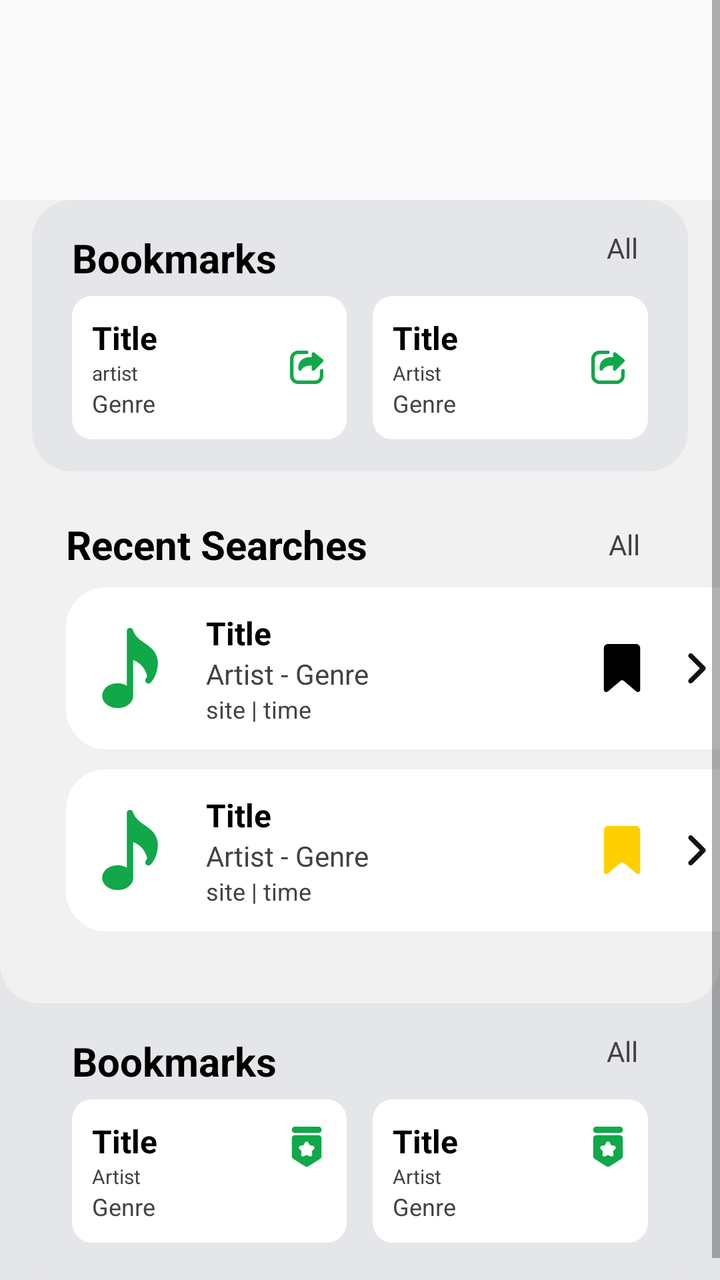
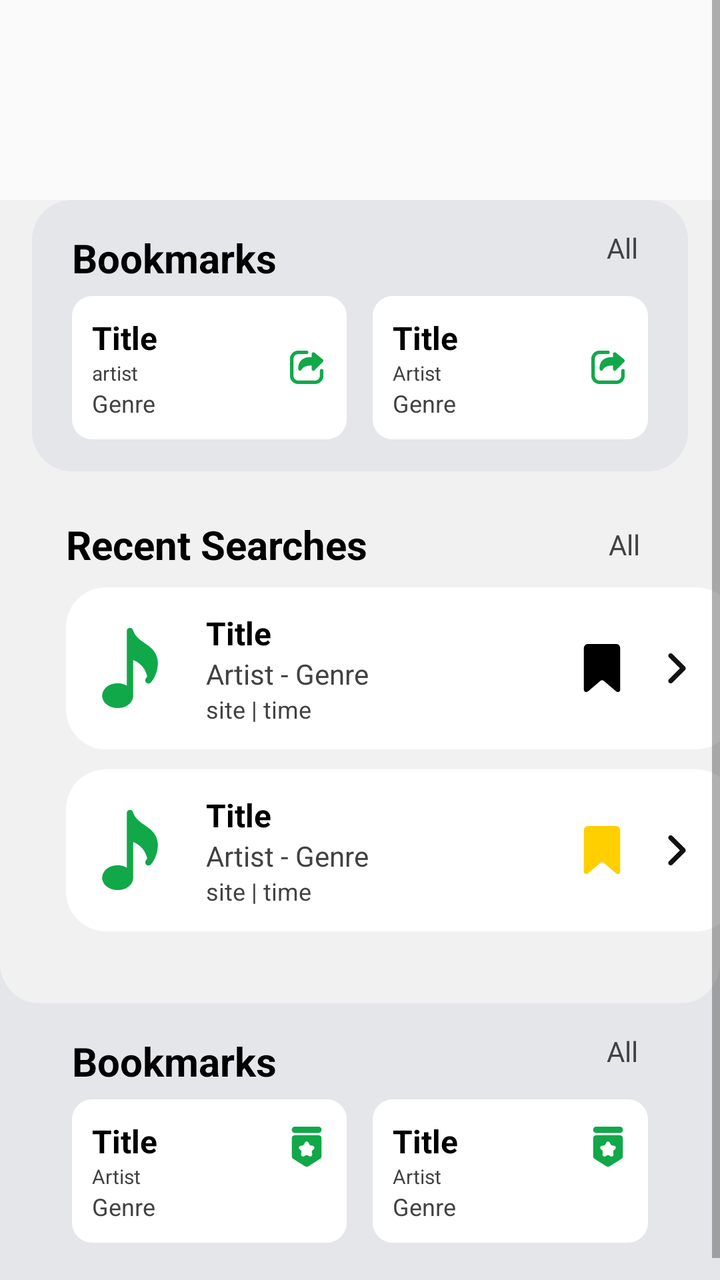

Compare the two renders of this Android layout. The source of the first and the diff that turns it into the second are given below.
<!-- AndroidManifest.xml: application theme Theme.Achordpany -->
<!-- res/layout/fragment_home.xml -->
<?xml version="1.0" encoding="utf-8"?>
<ScrollView
    xmlns:android="http://schemas.android.com/apk/res/android"
    xmlns:tools="http://schemas.android.com/tools"
    android:id="@+id/scrollView"
    android:layout_width="match_parent"
    android:layout_height="match_parent"
    android:padding="0dp"
    android:background="#FAFAFA">

    
    <LinearLayout
        android:layout_width="match_parent"
        android:layout_height="wrap_content"
        android:orientation="vertical"
        android:background="#E5E6E9"
        android:layout_marginTop="100dp">

        <LinearLayout
            android:layout_width="match_parent"
            android:layout_height="wrap_content"
            android:orientation="vertical"
            android:background="@drawable/rounded_bg_home"
            android:paddingBottom="20dp"
            android:layout_marginTop="0dp">

            
            <LinearLayout
                android:layout_width="match_parent"
                android:layout_height="wrap_content"
                android:orientation="vertical"
                android:layout_marginStart="16dp"
                android:layout_marginEnd="16dp"
                android:paddingBottom="16dp"
                android:background="@drawable/rounded_bg_bookmarks_home">

                
                <LinearLayout
                    android:layout_width="match_parent"
                    android:layout_height="wrap_content"
                    android:orientation="horizontal"
                    android:gravity="center_vertical"
                    android:paddingVertical="8dp">
                    <TextView
                        android:layout_width="wrap_content"
                        android:layout_height="wrap_content"
                        android:text="Bookmarks"
                        android:textSize="20sp"
                        android:textStyle="bold"
                        android:layout_marginStart="20dp"
                        android:layout_marginTop="5dp"
                        android:textColor="@android:color/black"
                        tools:ignore="HardcodedText" />
                    <View
                        android:layout_width="0dp"
                        android:layout_height="0dp"
                        android:layout_weight="1" />
                    <TextView
                        android:layout_width="wrap_content"
                        android:layout_height="wrap_content"
                        android:text="All"
                        android:textSize="14sp"
                        android:layout_marginEnd="25dp"
                        android:textColor="#424242"
                        tools:ignore="HardcodedText" />
                </LinearLayout>

                
                <LinearLayout
                    android:layout_width="match_parent"
                    android:layout_height="wrap_content"
                    android:orientation="horizontal"
                    android:gravity="center_vertical"
                    android:baselineAligned="false" >

                    
                    <LinearLayout
                        android:layout_width="0dp"
                        android:layout_height="wrap_content"
                        android:layout_weight="1"
                        android:orientation="horizontal"
                        android:gravity="center_vertical"
                        android:padding="10dp"
                        android:layout_marginStart="20dp"
                        android:layout_marginEnd="8dp"
                        android:background="@drawable/rounded_background_home">

                        
                        <LinearLayout
                            android:layout_width="0dp"
                            android:layout_height="wrap_content"
                            android:layout_weight="1"
                            android:orientation="vertical"
                            tools:ignore="NestedWeights" >

                            
                            <TextView
                                android:layout_width="wrap_content"
                                android:layout_height="wrap_content"
                                android:text="Title"
                                android:textColor="@android:color/black"
                                android:textSize="16sp"
                                android:textStyle="bold"
                                tools:ignore="HardcodedText" />

                            
                            <TextView
                                android:layout_width="wrap_content"
                                android:layout_height="wrap_content"
                                android:text="artist"
                                android:textColor="#424242"
                                android:textSize="10sp"
                                tools:ignore="HardcodedText,SmallSp,TextSizeCheck" />

                            
                            <TextView
                                android:layout_width="wrap_content"
                                android:layout_height="wrap_content"
                                android:text="Genre"
                                android:textColor="#424242"
                                android:textSize="12sp"
                                tools:ignore="HardcodedText" />
                        </LinearLayout>

                        
                        <ImageView
                            android:layout_width="20dp"
                            android:layout_height="20dp"
                            android:layout_marginStart="8dp"
                            android:src="@drawable/ic_redirect"
                            android:contentDescription="redirect"
                            tools:ignore="HardcodedText" />
                    </LinearLayout>

                    
                    <LinearLayout
                        android:layout_width="0dp"
                        android:layout_height="wrap_content"
                        android:layout_weight="1"
                        android:orientation="horizontal"
                        android:gravity="center_vertical"
                        android:padding="10dp"
                        android:layout_marginStart="5dp"
                        android:layout_marginEnd="20dp"
                        android:background="@drawable/rounded_background_home">

                        
                        <LinearLayout
                            android:layout_width="0dp"
                            android:layout_height="wrap_content"
                            android:layout_weight="1"
                            android:orientation="vertical"
                            tools:ignore="NestedWeights">

                            
                            <TextView
                                android:layout_width="wrap_content"
                                android:layout_height="wrap_content"
                                android:text="Title"
                                android:textColor="@android:color/black"
                                android:textSize="16sp"
                                android:textStyle="bold"
                                tools:ignore="HardcodedText" />

                            
                            <TextView
                                android:layout_width="wrap_content"
                                android:layout_height="wrap_content"
                                android:text="Artist"
                                android:textColor="#424242"
                                android:textSize="10sp"
                                tools:ignore="HardcodedText, smallSp" />

                            
                            <TextView
                                android:layout_width="wrap_content"
                                android:layout_height="wrap_content"
                                android:text="Genre"
                                android:textColor="#424242"
                                android:textSize="12sp"
                                tools:ignore="HardcodedText" />
                        </LinearLayout>

                        
                        <ImageView
                            android:layout_width="20dp"
                            android:layout_height="20dp"
                            android:layout_marginStart="8dp"
                            android:src="@drawable/ic_redirect"
                            android:contentDescription="redirect"
                            tools:ignore="HardcodedText" />
                    </LinearLayout>
                </LinearLayout>
            </LinearLayout>

            
            <LinearLayout
                android:layout_width="match_parent"
                android:layout_height="wrap_content"
                android:orientation="vertical"
                android:background="@drawable/rounded_bg_recent_home"
                android:paddingBottom="16dp">

                
                <LinearLayout
                    android:layout_width="match_parent"
                    android:layout_height="wrap_content"
                    android:orientation="horizontal"
                    android:gravity="center_vertical"
                    android:paddingVertical="8dp"
                    android:paddingTop="20dp"
                    android:layout_marginTop="15dp">
                    <TextView
                        android:layout_width="wrap_content"
                        android:layout_height="wrap_content"
                        android:text="Recent Searches"
                        android:textSize="20sp"
                        android:textStyle="bold"
                        android:textColor="@android:color/black"
                        android:layout_marginStart="33dp"
                        tools:ignore="HardcodedText" />
                    <View
                        android:layout_width="0dp"
                        android:layout_height="0dp"
                        android:layout_weight="1" />
                    <TextView
                        android:layout_width="wrap_content"
                        android:layout_height="wrap_content"
                        android:text="All"
                        android:textSize="14sp"
                        android:textColor="#424242"
                        android:layout_marginEnd="40dp"
                        tools:ignore="HardcodedText" />
                </LinearLayout>

                
                <LinearLayout
                    android:layout_width="match_parent"
                    android:layout_height="wrap_content"
                    android:orientation="vertical">

                    
                    <LinearLayout
                        android:layout_width="345dp"
                        android:layout_height="wrap_content"
                        android:background="@drawable/rounded_background"
                        android:gravity="center_vertical"
                        android:orientation="horizontal"
                        android:padding="12dp"
                        android:layout_marginStart="33dp"
                        android:layout_marginEnd="20dp">
                        
                        <ImageView
                            android:layout_width="40dp"
                            android:layout_height="40dp"
                            android:layout_marginEnd="10dp"
                            android:src="@drawable/ic_music_note"
                            android:contentDescription="Music note"
                            tools:ignore="HardcodedText" />
                        
                        <LinearLayout
                            android:layout_width="0dp"
                            android:layout_height="wrap_content"
                            android:layout_weight="1"
                            android:orientation="vertical"
                            android:paddingStart="8dp"
                            android:paddingEnd="8dp">
                            <TextView
                                android:layout_width="wrap_content"
                                android:layout_height="wrap_content"
                                android:text="Title"
                                android:textColor="@android:color/black"
                                android:textSize="16sp"
                                android:textStyle="bold"
                                tools:ignore="HardcodedText" />
                            <TextView
                                android:layout_width="wrap_content"
                                android:layout_height="wrap_content"
                                android:text="Artist - Genre"
                                android:textColor="#424242"
                                android:textSize="14sp"
                                tools:ignore="HardcodedText" />
                            <TextView
                                android:layout_width="wrap_content"
                                android:layout_height="wrap_content"
                                android:text="site | time"
                                android:textColor="#424242"
                                android:textSize="12sp"
                                tools:ignore="HardcodedText" />
                        </LinearLayout>
                        
                        <ImageView
                            android:layout_width="24dp"
                            android:layout_height="24dp"
                            android:layout_marginEnd="10dp"
                            android:src="@drawable/ic_bookmark"
                            android:contentDescription="Bookmark"
                            tools:ignore="HardcodedText" />
                        
                        <ImageView
                            android:layout_width="15dp"
                            android:layout_height="15dp"
                            android:layout_marginStart="8dp"
                            android:src="@drawable/ic_arrow"
                            android:layout_marginEnd="10dp"
                            android:contentDescription="Arrow"
                            tools:ignore="HardcodedText" />
                    </LinearLayout>

                    
                    <LinearLayout
                        android:layout_width="345dp"
                        android:layout_height="wrap_content"
                        android:background="@drawable/rounded_background"
                        android:gravity="center_vertical"
                        android:orientation="horizontal"
                        android:padding="12dp"
                        android:layout_marginStart="33dp"
                        android:layout_marginEnd="20dp"
                        android:layout_marginTop="10dp">
                        
                        <ImageView
                            android:layout_width="40dp"
                            android:layout_height="40dp"
                            android:layout_marginEnd="10dp"
                            android:src="@drawable/ic_music_note"
                            android:contentDescription="Music note"
                            tools:ignore="HardcodedText" />
                        
                        <LinearLayout
                            android:layout_width="0dp"
                            android:layout_height="wrap_content"
                            android:layout_weight="1"
                            android:orientation="vertical"
                            android:paddingStart="8dp"
                            android:paddingEnd="8dp">
                            <TextView
                                android:layout_width="wrap_content"
                                android:layout_height="wrap_content"
                                android:text="Title"
                                android:textColor="@android:color/black"
                                android:textSize="16sp"
                                android:textStyle="bold"
                                tools:ignore="HardcodedText" />
                            <TextView
                                android:layout_width="wrap_content"
                                android:layout_height="wrap_content"
                                android:text="Artist - Genre"
                                android:textColor="#424242"
                                android:textSize="14sp"
                                tools:ignore="HardcodedText" />
                            <TextView
                                android:layout_width="wrap_content"
                                android:layout_height="wrap_content"
                                android:text="site | time"
                                android:textColor="#424242"
                                android:textSize="12sp"
                                tools:ignore="HardcodedText" />
                        </LinearLayout>
                        
                        <ImageView
                            android:layout_width="24dp"
                            android:layout_height="24dp"
                            android:layout_marginEnd="10dp"
                            android:contentDescription="Bookmark"
                            android:src="@drawable/ic_bookmark_active"
                            tools:ignore="HardcodedText,ImageContrastCheck" />
                        
                        <ImageView
                            android:layout_width="15dp"
                            android:layout_height="15dp"
                            android:layout_marginStart="8dp"
                            android:src="@drawable/ic_arrow"
                            android:layout_marginEnd="10dp"
                            android:contentDescription="Arrow"
                            tools:ignore="HardcodedText" />
                    </LinearLayout>
                </LinearLayout>
            </LinearLayout>
        </LinearLayout>

        
        <LinearLayout
            android:layout_width="match_parent"
            android:layout_height="wrap_content"
            android:orientation="vertical"
            android:layout_marginStart="16dp"
            android:layout_marginEnd="16dp"
            android:paddingBottom="30dp"
            android:background="@drawable/rounded_bg_bookmarks_home">

            
            <LinearLayout
                android:layout_width="match_parent"
                android:layout_height="wrap_content"
                android:orientation="horizontal"
                android:gravity="center_vertical"
                android:paddingVertical="8dp">
                <TextView
                    android:layout_width="wrap_content"
                    android:layout_height="wrap_content"
                    android:text="Bookmarks"
                    android:textSize="20sp"
                    android:textStyle="bold"
                    android:layout_marginStart="20dp"
                    android:layout_marginTop="5dp"
                    android:textColor="@android:color/black"
                    tools:ignore="HardcodedText" />
                <View
                    android:layout_width="0dp"
                    android:layout_height="0dp"
                    android:layout_weight="1" />
                <TextView
                    android:layout_width="wrap_content"
                    android:layout_height="wrap_content"
                    android:text="All"
                    android:textSize="14sp"
                    android:layout_marginEnd="25dp"
                    android:textColor="#424242"
                    tools:ignore="HardcodedText" />
            </LinearLayout>

            
            <LinearLayout
                android:layout_width="match_parent"
                android:layout_height="wrap_content"
                android:orientation="horizontal"
                android:gravity="center_vertical"
                android:baselineAligned="false" >

                
                <LinearLayout
                    android:layout_width="0dp"
                    android:layout_height="wrap_content"
                    android:layout_weight="1"
                    android:orientation="horizontal"
                    android:gravity="center_vertical"
                    android:padding="10dp"
                    android:layout_marginStart="20dp"
                    android:layout_marginEnd="8dp"
                    android:background="@drawable/rounded_background_home">

                    
                    <LinearLayout
                        android:layout_width="0dp"
                        android:layout_height="wrap_content"
                        android:layout_weight="1"
                        android:orientation="vertical"
                        tools:ignore="NestedWeights">

                        
                        <TextView
                            android:layout_width="wrap_content"
                            android:layout_height="wrap_content"
                            android:text="Title"
                            android:textColor="@android:color/black"
                            android:textSize="16sp"
                            android:textStyle="bold"
                            tools:ignore="HardcodedText" />

                        
                        <TextView
                            android:layout_width="wrap_content"
                            android:layout_height="wrap_content"
                            android:text="Artist"
                            android:textColor="#424242"
                            android:textSize="10sp"
                            tools:ignore="HardcodedText, smallSp" />

                        
                        <TextView
                            android:layout_width="wrap_content"
                            android:layout_height="wrap_content"
                            android:text="Genre"
                            android:textColor="#424242"
                            android:textSize="12sp"
                            tools:ignore="HardcodedText" />
                    </LinearLayout>

                    
                    <ImageView
                        android:layout_width="20dp"
                        android:layout_height="20dp"
                        android:layout_marginStart="8dp"
                        android:layout_marginBottom="12dp"
                        android:src="@drawable/ic_recommendation"
                        android:contentDescription="recommended1"
                        tools:ignore="HardcodedText" />
                </LinearLayout>

                
                <LinearLayout
                    android:layout_width="0dp"
                    android:layout_height="wrap_content"
                    android:layout_weight="1"
                    android:orientation="horizontal"
                    android:gravity="center_vertical"
                    android:padding="10dp"
                    android:layout_marginStart="5dp"
                    android:layout_marginEnd="20dp"
                    android:background="@drawable/rounded_background_home">

                    
                    <LinearLayout
                        android:layout_width="0dp"
                        android:layout_height="wrap_content"
                        android:layout_weight="1"
                        android:orientation="vertical"
                        tools:ignore="NestedWeights">

                        
                        <TextView
                            android:layout_width="wrap_content"
                            android:layout_height="wrap_content"
                            android:text="Title"
                            android:textColor="@android:color/black"
                            android:textSize="16sp"
                            android:textStyle="bold"
                            tools:ignore="HardcodedText" />

                        
                        <TextView
                            android:layout_width="wrap_content"
                            android:layout_height="wrap_content"
                            android:text="Artist"
                            android:textColor="#424242"
                            android:textSize="10sp"
                            tools:ignore="HardcodedText, smallSp" />

                        
                        <TextView
                            android:layout_width="wrap_content"
                            android:layout_height="wrap_content"
                            android:text="Genre"
                            android:textColor="#424242"
                            android:textSize="12sp"
                            tools:ignore="HardcodedText" />
                    </LinearLayout>

                    
                    <ImageView
                        android:layout_width="20dp"
                        android:layout_height="20dp"
                        android:layout_marginStart="8dp"
                        android:layout_marginBottom="12dp"
                        android:src="@drawable/ic_recommendation"
                        android:contentDescription="recommended2"
                        tools:ignore="HardcodedText" />
                </LinearLayout>
            </LinearLayout>
        </LinearLayout>
    </LinearLayout>
</ScrollView>
<!-- resources referenced by this layout -->
<resources>
  <!-- drawable ic_arrow: vector/xml drawable (drawable, 3035 chars, omitted) -->
  <!-- drawable ic_bookmark: vector/xml drawable (drawable, 3621 chars, omitted) -->
  <!-- drawable ic_bookmark_active: vector/xml drawable (drawable, 3621 chars, omitted) -->
  <!-- drawable ic_music_note: vector/xml drawable (drawable, 2475 chars, omitted) -->
  <!-- drawable ic_recommendation: vector/xml drawable (drawable, 6841 chars, omitted) -->
  <!-- drawable ic_redirect: vector/xml drawable (drawable, 6181 chars, omitted) -->
  <!-- drawable rounded_background (drawable) -->
  <shape xmlns:android="http://schemas.android.com/apk/res/android">
      <solid android:color="#FFFFFF" />  
      <corners android:radius="20dp" />   
  </shape>
  <!-- drawable rounded_background_home (drawable) -->
  <shape xmlns:android="http://schemas.android.com/apk/res/android">
      <solid android:color="#FFFFFF" />  
      <corners android:radius="10dp" />   
  </shape>
  <!-- drawable rounded_bg_bookmarks_home (drawable) -->
  <shape xmlns:android="http://schemas.android.com/apk/res/android">
      <solid android:color="#E5E6E9" />  
      <corners android:radius="20dp" />   
  </shape>
  <!-- drawable rounded_bg_home (drawable) -->
  <shape xmlns:android="http://schemas.android.com/apk/res/android">
      <solid android:color="#F1F1F1" />  
      <corners
          android:topLeftRadius="0dp"
          android:topRightRadius="0dp"
          android:bottomLeftRadius="20dp"
          android:bottomRightRadius="20dp" />
  </shape>
  <!-- drawable rounded_bg_recent_home (drawable) -->
  <shape xmlns:android="http://schemas.android.com/apk/res/android">
      <solid android:color="#F1F1F1" />  
      <corners android:radius="20dp" />   
  </shape>
  <style name="Theme.Achordpany" parent="Theme.MaterialComponents.DayNight.NoActionBar">
          
          <item name="android:windowBackground">@color/background_light</item>
          
          <item name="colorPrimary">@color/light_green</item>
          <item name="colorPrimaryVariant">@color/light_green_700</item>
          <item name="colorOnPrimary">@color/text_dark</item>
          
          <item name="colorSecondary">@color/dark_green_200</item>
          <item name="colorSecondaryVariant">@color/dark_green_700</item>
          <item name="colorOnSecondary">@color/text_dark</item>
          
          <item name="android:statusBarColor">?attr/colorPrimaryVariant</item>
          
          <item name="bottomNavigationStyle">@style/Widget.BottomNavigationView</item>
  
      </style>
  <color name="background_light">#FFFAFAFA</color>
  <color name="light_green">#FF1DD360</color>
  <color name="light_green_700">#FF11843C</color>
  <color name="text_dark">#FF121212</color>
  <color name="dark_green_200">#FFAEFFCB</color>
  <color name="dark_green_700">#FF009635</color>
  <style name="Widget.BottomNavigationView" parent="Widget.MaterialComponents.BottomNavigationView">
          <item name="itemIconTint">@color/bottom_nav_color</item>
          <item name="itemTextColor">@color/bottom_nav_color</item>
      </style>
</resources>

<!-- the commit's change to res/layout/fragment_home.xml (unified diff, before → after) -->
@@ -241,7 +241,7 @@
 
                     
                     <LinearLayout
-                        android:layout_width="345dp"
+                        android:layout_width="335dp"
                         android:layout_height="wrap_content"
                         android:background="@drawable/rounded_background"
                         android:gravity="center_vertical"
@@ -309,7 +309,7 @@
 
                     
                     <LinearLayout
-                        android:layout_width="345dp"
+                        android:layout_width="335dp"
                         android:layout_height="wrap_content"
                         android:background="@drawable/rounded_background"
                         android:gravity="center_vertical"
